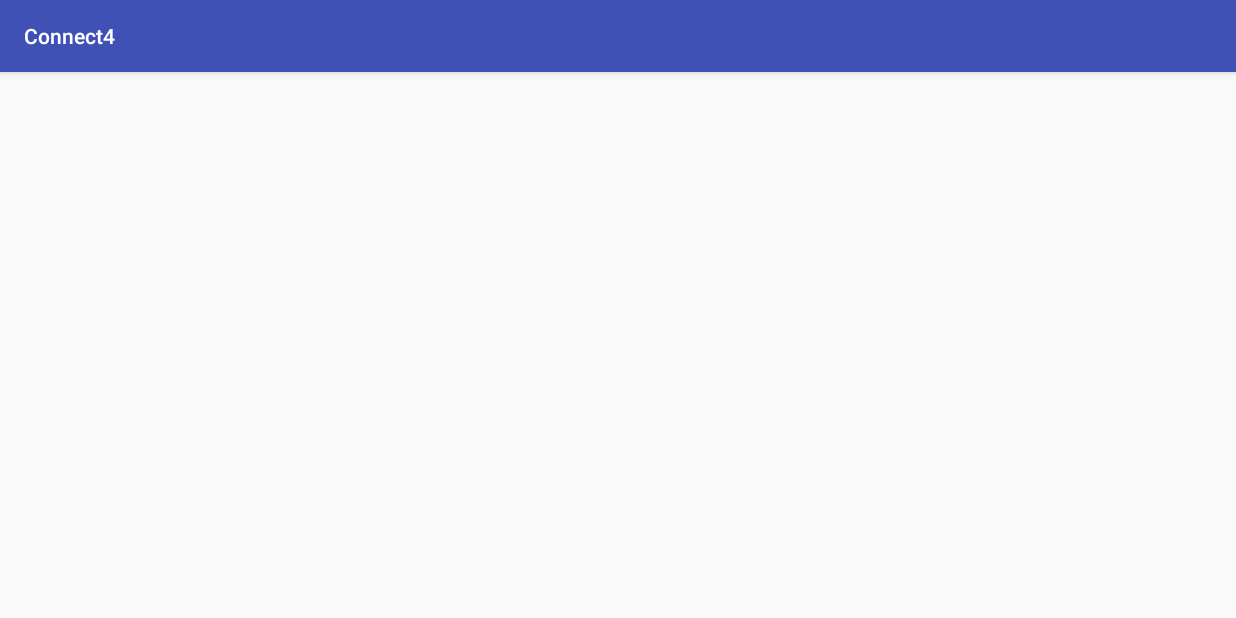
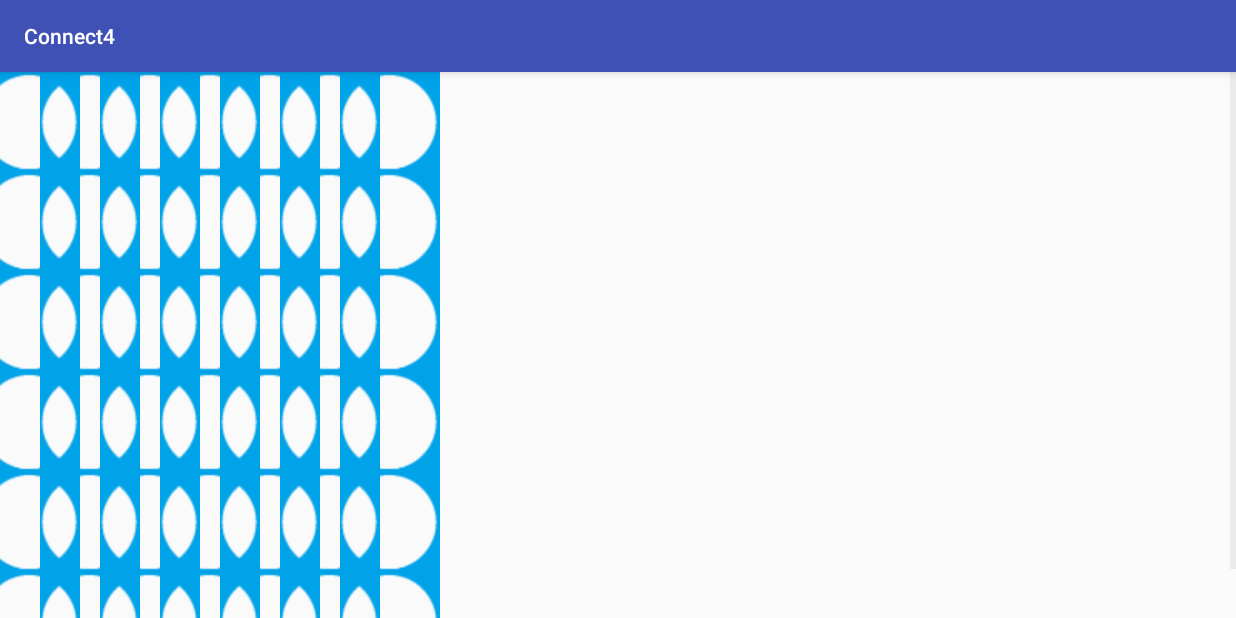
Before and after one commit to SSBB231/Connect4App, an Android app: the PlayGame screen opened directly, with no data from a screen before it, on a phone screen of 824 x 412 dp (held sideways). Run offline under Robolectric (Android 15) with nearby library versions, the phone set to English and light mode, and no system bars.

Commit message:
added gridview to playgame activity & additional file to support it

```diff
--- /dev/null
+++ b/app/src/main/java/com/example/ssbb231/connect4/ImageAdapter.java
@@ -0,0 +1,59 @@
+package com.example.ssbb231.connect4;
+
+/**
+ * Created by eyouabmesfin on 12/13/17.
+ */
+
+import android.view.View;
+import android.widget.GridView;
+import android.widget.BaseAdapter;
+import android.widget.ImageView;
+import android.content.Context;
+import android.view.ViewGroup;
+
+public class ImageAdapter extends BaseAdapter {
+    private Context mContext;
+
+    public ImageAdapter(Context c) {
+        mContext = c;
+    }
+
+    public int getCount() {
+        return mThumbIds.length;
+    }
+
+    public Object getItem(int position) {
+        return null;
+    }
+
+    public long getItemId(int position) {
+        return 0;
+    }
+
+    // create a new ImageView for each item referenced by the Adapter
+    public View getView(int position, View convertView, ViewGroup parent) {
+        ImageView imageView;
+        if (convertView == null) {
+            // if it's not recycled, initialize some attributes
+            imageView = new ImageView(mContext);
+            imageView.setLayoutParams(new GridView.LayoutParams(100, 100));
+            imageView.setScaleType(ImageView.ScaleType.CENTER_CROP);
+            imageView.setPadding(0, 0, 0, 0);
+        } else {
+            imageView = (ImageView) convertView;
+        }
+
+        imageView.setImageResource(mThumbIds[position]);
+        return imageView;
+    }
+
+    // references to our images
+    private Integer[] mThumbIds = {
+            R.drawable.cell, R.drawable.cell, R.drawable.cell, R.drawable.cell,R.drawable.cell, R.drawable.cell,R.drawable.cell,
+            R.drawable.cell, R.drawable.cell, R.drawable.cell, R.drawable.cell,R.drawable.cell, R.drawable.cell,R.drawable.cell,
+            R.drawable.cell, R.drawable.cell, R.drawable.cell, R.drawable.cell,R.drawable.cell, R.drawable.cell,R.drawable.cell,
+            R.drawable.cell, R.drawable.cell, R.drawable.cell, R.drawable.cell,R.drawable.cell, R.drawable.cell,R.drawable.cell,
+            R.drawable.cell, R.drawable.cell, R.drawable.cell, R.drawable.cell,R.drawable.cell, R.drawable.cell,R.drawable.cell,
+            R.drawable.cell, R.drawable.cell, R.drawable.cell, R.drawable.cell,R.drawable.cell, R.drawable.cell,R.drawable.cell,
+    };
+}
--- a/app/src/main/java/com/example/ssbb231/connect4/PlayGame.java
+++ b/app/src/main/java/com/example/ssbb231/connect4/PlayGame.java
@@ -2,11 +2,24 @@ package com.example.ssbb231.connect4;
 
 import android.os.Bundle;
 import android.support.v7.app.AppCompatActivity;
-
+import android.widget.GridView;
+import android.widget.AdapterView;
+import android.view.View;
+import android.widget.AdapterView.OnItemClickListener;
 public class PlayGame extends AppCompatActivity {
     @Override
     protected void onCreate(Bundle savedInstanceState) {
         super.onCreate(savedInstanceState);
         setContentView(R.layout.activity_play_game);
+        GridView gridview = (GridView) findViewById(R.id.gridview);
+        gridview.setAdapter(new ImageAdapter(this));
+
+        gridview.setOnItemClickListener(new OnItemClickListener() {
+            public void onItemClick(AdapterView<?> parent, View v,
+                                    int position, long id) {
+
+                //connect with backend connect 4 game
+            }
+        });
     }
 }
--- a/app/src/main/res/layout/activity_play_game.xml
+++ b/app/src/main/res/layout/activity_play_game.xml
@@ -6,4 +6,18 @@
     android:layout_height="match_parent"
     tools:context="com.example.ssbb231.connect4.MainActivity">
 
+    <GridView xmlns:android="http://schemas.android.com/apk/res/android"
+        android:id="@+id/gridview"
+        android:layout_width="wrap_content"
+        android:layout_height="wrap_content"
+        android:columnWidth="40dp"
+        android:numColumns="7"
+        android:verticalSpacing="0dp"
+        android:horizontalSpacing="0dp"
+        android:stretchMode="none"
+        android:gravity="center"
+        app:layout_constraintBottom_toBottomOf="parent"
+        app:layout_constraintRight_toRightOf="parent"
+        app:layout_constraintLeft_toLeftOf="parent"
+        app:layout_constraintTop_toTopOf="parent"/>
 </android.support.constraint.ConstraintLayout>
```
Also changed, not shown: app/src/main/res/drawable/cell.png (added).
